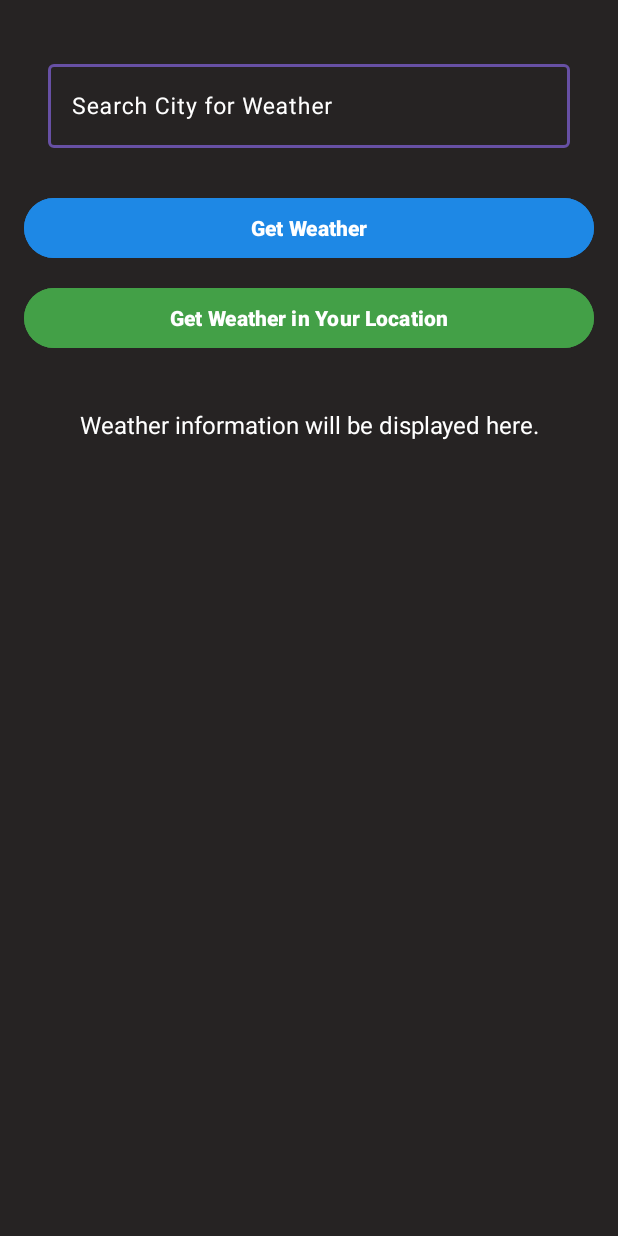
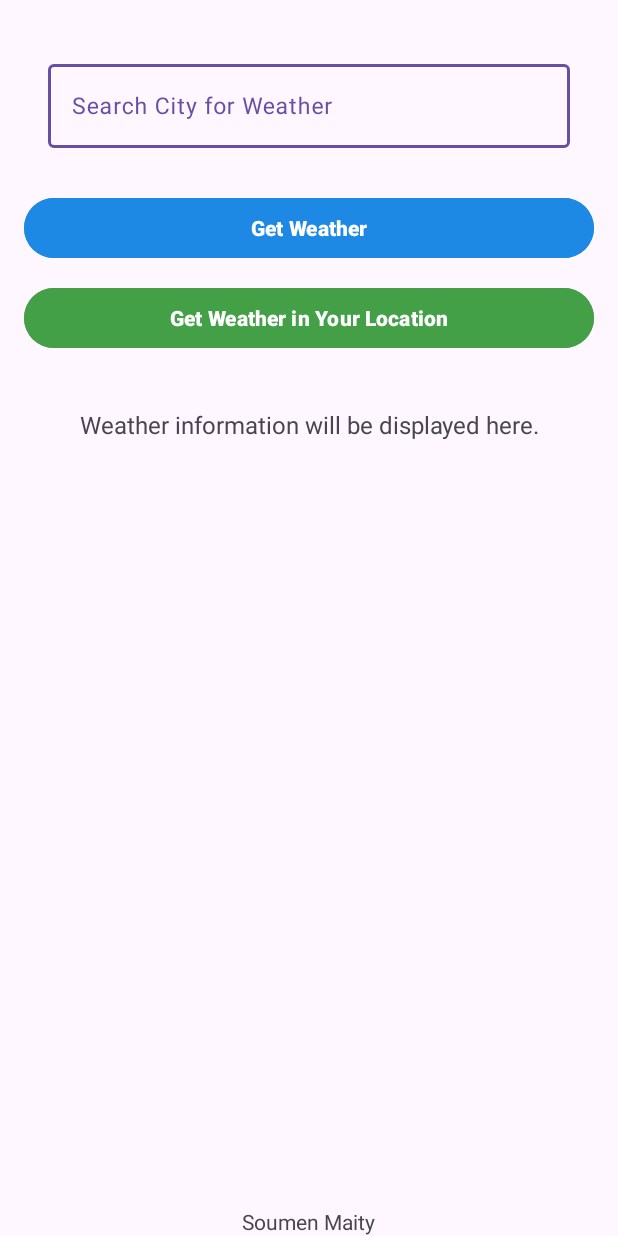
Before and after one commit to soumenmaity3/WeatherApp, an Android app: the screen it shows after launch (MainActivity), on a phone screen of 412 x 824 dp. Run offline under Robolectric (Android 15) with nearby library versions, the phone set to English and light mode, and no system bars.

Commit message:
Weather App

```diff
--- /dev/null
+++ b/app/src/main/java/com/soumen/weatherapp/LoadingActi.java
@@ -0,0 +1,36 @@
+package com.soumen.weatherapp;
+
+import android.content.Intent;
+import android.os.Bundle;
+import android.os.Handler;
+import android.view.WindowManager;
+
+import androidx.activity.EdgeToEdge;
+import androidx.appcompat.app.AppCompatActivity;
+import androidx.core.graphics.Insets;
+import androidx.core.view.ViewCompat;
+import androidx.core.view.WindowInsetsCompat;
+
+public class LoadingActi extends AppCompatActivity {
+
+    @Override
+    protected void onCreate(Bundle savedInstanceState) {
+        super.onCreate(savedInstanceState);
+        EdgeToEdge.enable(this);
+        setContentView(R.layout.activity_loading);
+        ViewCompat.setOnApplyWindowInsetsListener(findViewById(R.id.main), (v, insets) -> {
+            Insets systemBars = insets.getInsets(WindowInsetsCompat.Type.systemBars());
+            v.setPadding(systemBars.left, systemBars.top, systemBars.right, systemBars.bottom);
+            return insets;
+        });
+        getWindow().setFlags(WindowManager.LayoutParams.FLAG_FULLSCREEN,WindowManager.LayoutParams.FLAG_FULLSCREEN);
+        new Handler().postDelayed(new Runnable() {
+            @Override
+            public void run() {
+                Intent intent=new Intent(LoadingActi.this, MainActivity.class);
+                startActivity(intent);
+                finish();
+            }
+        },3000);
+    }
+}
--- a/app/src/main/java/com/soumen/weatherapp/MainActivity.java
+++ b/app/src/main/java/com/soumen/weatherapp/MainActivity.java
@@ -67,6 +67,8 @@ public class MainActivity extends AppCompatActivity {
             public void onClick(View v) {
                 String city = edtText.getText().toString().trim();
                 getWeather(city);
+                edtText.setText("");
+                edtText.clearFocus();
             }
         });
 
--- a/app/src/main/res/layout/activity_main.xml
+++ b/app/src/main/res/layout/activity_main.xml
@@ -6,7 +6,6 @@
     android:id="@+id/main"
     android:layout_width="match_parent"
     android:layout_height="match_parent"
-    android:background="#262323"
     tools:context=".MainActivity">
 
     <com.google.android.material.textfield.TextInputLayout
@@ -17,17 +16,12 @@
         android:layout_marginStart="16dp"
         android:layout_marginEnd="16dp"
         android:layout_marginTop="20dp"
-        android:hint="Search City for Weather"
-        android:textColorHint="@color/white"
-        app:hintTextColor="@color/white">
-
+        android:hint="Search City for Weather">
         <com.google.android.material.textfield.TextInputEditText
             android:id="@+id/idEditData"
             android:layout_width="match_parent"
             android:layout_height="wrap_content"
             android:inputType="text"
-            android:textColor="@color/white"
-            android:textColorHint="@color/white"
             android:textSize="15sp" />
     </com.google.android.material.textfield.TextInputLayout>
 
@@ -68,7 +62,11 @@
         android:gravity="center"
         android:padding="16dp"
         android:text="Weather information will be displayed here."
-        android:textColor="@color/white"
         android:textSize="16sp" />
-
+    <TextView
+        android:layout_width="wrap_content"
+        android:layout_height="wrap_content"
+        android:text="Soumen Maity"
+        android:layout_alignParentBottom="true"
+        android:layout_centerHorizontal="true"/>
 </RelativeLayout>
```
Also changed, not shown: app/src/main/AndroidManifest.xml (+8 -3 lines), app/src/main/res/layout/activity_loading.xml (added, +23 -0 lines).
